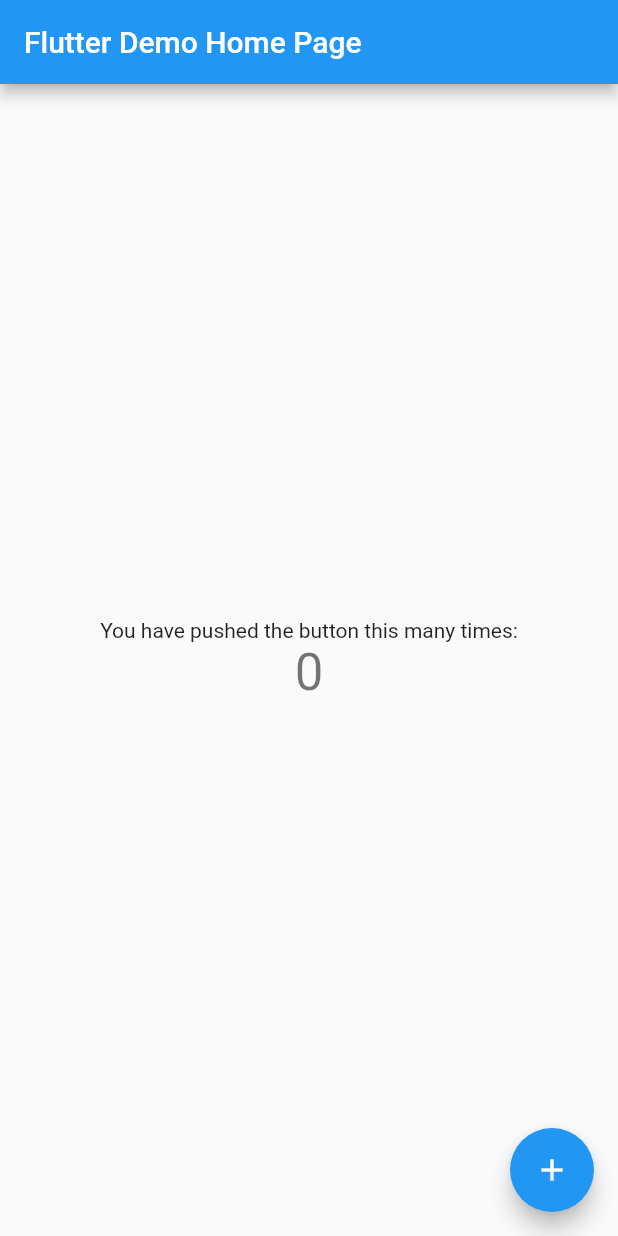
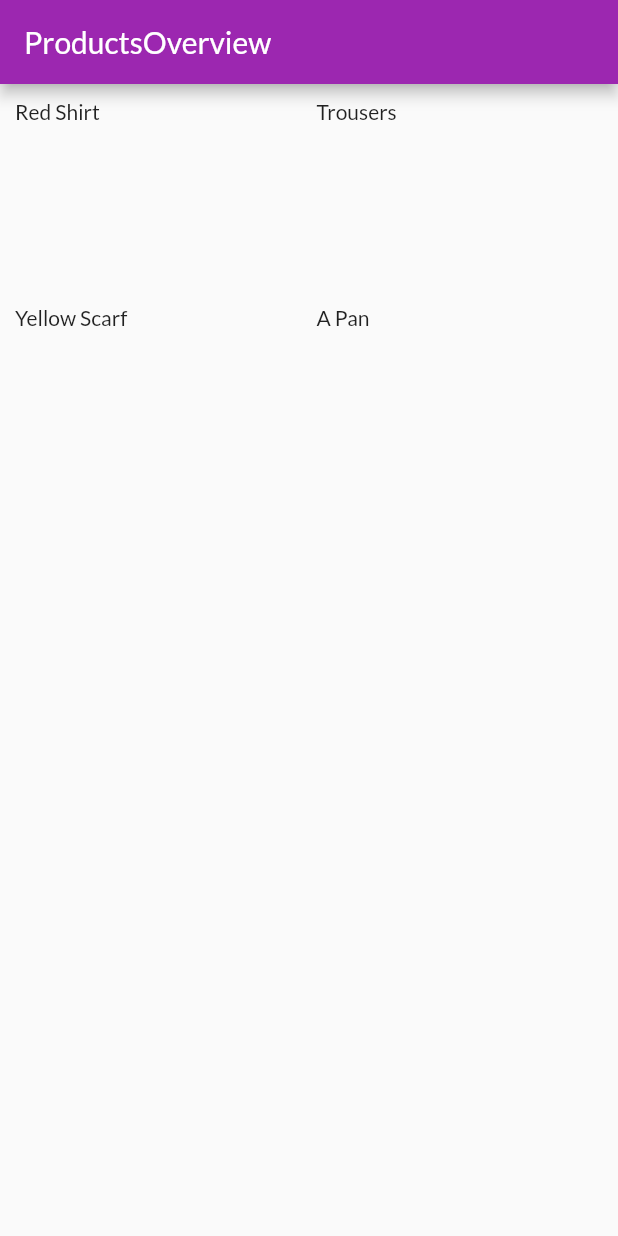
Before and after one commit to djdeo/flutter-cart, a Flutter app: the screen it shows after launch, on a phone screen of 412 x 824 dp. Run offline on Flutter 3.47's test engine with Material 2 defaults, Android fonts, the phone set to English and light mode, and no system bars.

Commit message:
feat: add product overview page

```diff
--- a/lib/main.dart
+++ b/lib/main.dart
@@ -1,4 +1,5 @@
 import 'package:flutter/material.dart';
+import './screens/products_overview_screen.dart';
 
 void main() {
   runApp(MyApp());
@@ -9,109 +10,14 @@ class MyApp extends StatelessWidget {
   @override
   Widget build(BuildContext context) {
     return MaterialApp(
-      title: 'Flutter Demo',
+      debugShowCheckedModeBanner: false,
+      title: 'MyShop',
       theme: ThemeData(
-        // This is the theme of your application.
-        //
-        // Try running your application with "flutter run". You'll see the
-        // application has a blue toolbar. Then, without quitting the app, try
-        // changing the primarySwatch below to Colors.green and then invoke
-        // "hot reload" (press "r" in the console where you ran "flutter run",
-        // or simply save your changes to "hot reload" in a Flutter IDE).
-        // Notice that the counter didn't reset back to zero; the application
-        // is not restarted.
-        primarySwatch: Colors.blue,
-        // This makes the visual density adapt to the platform that you run
-        // the app on. For desktop platforms, the controls will be smaller and
-        // closer together (more dense) than on mobile platforms.
-        visualDensity: VisualDensity.adaptivePlatformDensity,
+        primarySwatch: Colors.purple,
+        accentColor: Colors.deepOrange,
+        fontFamily: 'Lato',
       ),
-      home: MyHomePage(title: 'Flutter Demo Home Page'),
+      home: ProductsOverviewScreen(),
     );
   }
 }
-
-class MyHomePage extends StatefulWidget {
-  MyHomePage({Key key, this.title}) : super(key: key);
-
-  // This widget is the home page of your application. It is stateful, meaning
-  // that it has a State object (defined below) that contains fields that affect
-  // how it looks.
-
-  // This class is the configuration for the state. It holds the values (in this
-  // case the title) provided by the parent (in this case the App widget) and
-  // used by the build method of the State. Fields in a Widget subclass are
-  // always marked "final".
-
-  final String title;
-
-  @override
-  _MyHomePageState createState() => _MyHomePageState();
-}
-
-class _MyHomePageState extends State<MyHomePage> {
-  int _counter = 0;
-
-  void _incrementCounter() {
-    setState(() {
-      // This call to setState tells the Flutter framework that something has
-      // changed in this State, which causes it to rerun the build method below
-      // so that the display can reflect the updated values. If we changed
-      // _counter without calling setState(), then the build method would not be
-      // called again, and so nothing would appear to happen.
-      _counter++;
-    });
-  }
-
-  @override
-  Widget build(BuildContext context) {
-    // This method is rerun every time setState is called, for instance as done
-    // by the _incrementCounter method above.
-    //
-    // The Flutter framework has been optimized to make rerunning build methods
-    // fast, so that you can just rebuild anything that needs updating rather
-    // than having to individually change instances of widgets.
-    return Scaffold(
-      appBar: AppBar(
-        // Here we take the value from the MyHomePage object that was created by
-        // the App.build method, and use it to set our appbar title.
-        title: Text(widget.title),
-      ),
-      body: Center(
-        // Center is a layout widget. It takes a single child and positions it
-        // in the middle of the parent.
-        child: Column(
-          // Column is also a layout widget. It takes a list of children and
-          // arranges them vertically. By default, it sizes itself to fit its
-          // children horizontally, and tries to be as tall as its parent.
-          //
-          // Invoke "debug painting" (press "p" in the console, choose the
-          // "Toggle Debug Paint" action from the Flutter Inspector in Android
-          // Studio, or the "Toggle Debug Paint" command in Visual Studio Code)
-          // to see the wireframe for each widget.
-          //
-          // Column has various properties to control how it sizes itself and
-          // how it positions its children. Here we use mainAxisAlignment to
-          // center the children vertically; the main axis here is the vertical
-          // axis because Columns are vertical (the cross axis would be
-          // horizontal).
-          mainAxisAlignment: MainAxisAlignment.center,
-          children: <Widget>[
-            Text(
-              'You have pushed the button this many times:',
-            ),
-            Text(
-              '$_counter',
-              style: Theme.of(context).textTheme.headline4,
-            ),
-          ],
-        ),
-      ),
-      floatingActionButton: FloatingActionButton(
-        onPressed: _incrementCounter,
-        tooltip: 'Increment',
-        child: Icon(Icons.add),
-      ), // This trailing comma makes auto-formatting nicer for build methods.
-    );
-  }
-}
--- /dev/null
+++ b/lib/models/product.dart
@@ -0,0 +1,19 @@
+import 'package:flutter/foundation.dart';
+
+class Product {
+  final String id;
+  final String title;
+  final String description;
+  final double price;
+  final String imageUrl;
+  bool isFavorite;
+
+  Product({
+    @required this.id,
+    @required this.title,
+    @required this.description,
+    @required this.price,
+    @required this.imageUrl,
+    this.isFavorite = false,
+  });
+}
--- /dev/null
+++ b/lib/screens/products_overview_screen.dart
@@ -0,0 +1,59 @@
+import 'package:flutter/material.dart';
+import '../models/product.dart';
+
+class ProductsOverviewScreen extends StatelessWidget {
+  final List<Product> loadedProducts = [
+    Product(
+      id: 'p1',
+      title: 'Red Shirt',
+      description: 'A red shirt - it is pretty red!',
+      price: 29.99,
+      imageUrl:
+          'https://cdn.pixabay.com/photo/2016/10/02/22/17/red-t-shirt-1710578_1280.jpg',
+    ),
+    Product(
+      id: 'p2',
+      title: 'Trousers',
+      description: 'A nice pair of trousers.',
+      price: 59.99,
+      imageUrl:
+          'https://upload.wikimedia.org/wikipedia/commons/thumb/e/e8/Trousers%2C_dress_%28AM_1960.022-8%29.jpg/512px-Trousers%2C_dress_%28AM_1960.022-8%29.jpg',
+    ),
+    Product(
+      id: 'p3',
+      title: 'Yellow Scarf',
+      description: 'Warm and cozy - exactly what you need for the winter.',
+      price: 19.99,
+      imageUrl:
+          'https://live.staticflickr.com/4043/4438260868_cc79b3369d_z.jpg',
+    ),
+    Product(
+      id: 'p4',
+      title: 'A Pan',
+      description: 'Prepare any meal you want.',
+      price: 49.99,
+      imageUrl:
+          'https://upload.wikimedia.org/wikipedia/commons/thumb/1/14/Cast-Iron-Pan.jpg/1024px-Cast-Iron-Pan.jpg',
+    ),
+  ];
+
+  @override
+  Widget build(BuildContext context) {
+    return Scaffold(
+      appBar: AppBar(
+        title: Text('ProductsOverview'),
+      ),
+      body: GridView.builder(
+        padding: const EdgeInsets.all(10.0),
+        itemCount: loadedProducts.length,
+        itemBuilder: (ctx, i) => Text(loadedProducts[i].title),
+        gridDelegate: SliverGridDelegateWithFixedCrossAxisCount(
+          crossAxisCount: 2,
+          childAspectRatio: 3/2,
+          crossAxisSpacing: 10,
+          mainAxisSpacing: 10,
+        ),
+      ),
+    );
+  }
+}
```
Also changed, not shown: pubspec.yaml (+9 -6 lines), assets/fonts/Anton-Regular.ttf (added), assets/fonts/Lato-Bold.ttf (added), assets/fonts/Lato-Regular.ttf (added), lib/widgets/product_item.dart (added).
